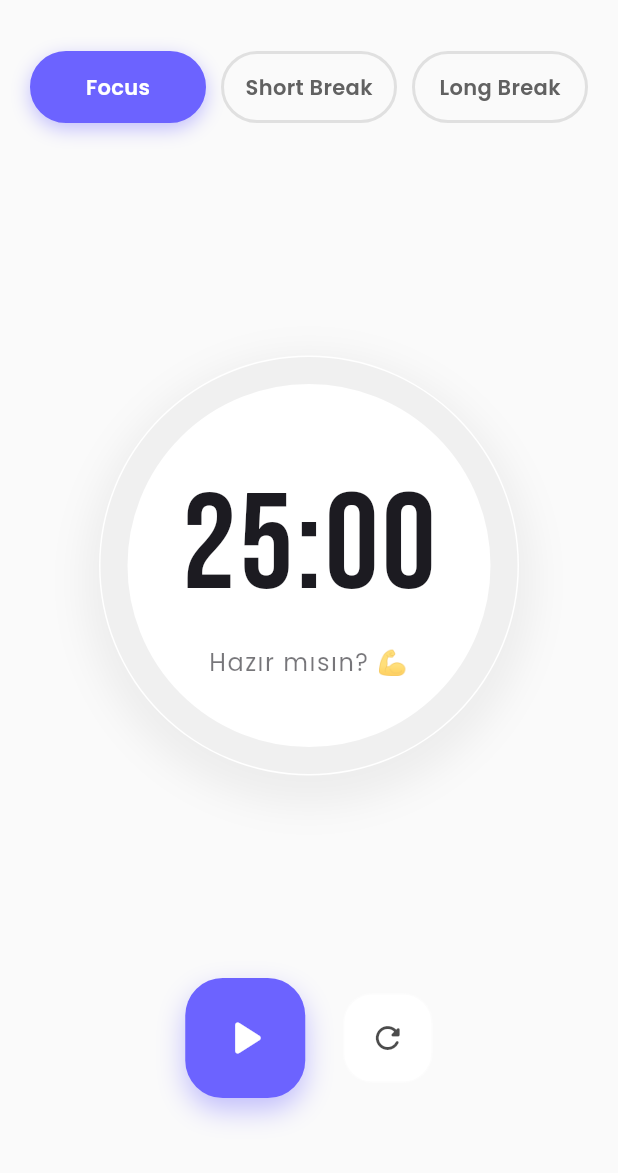
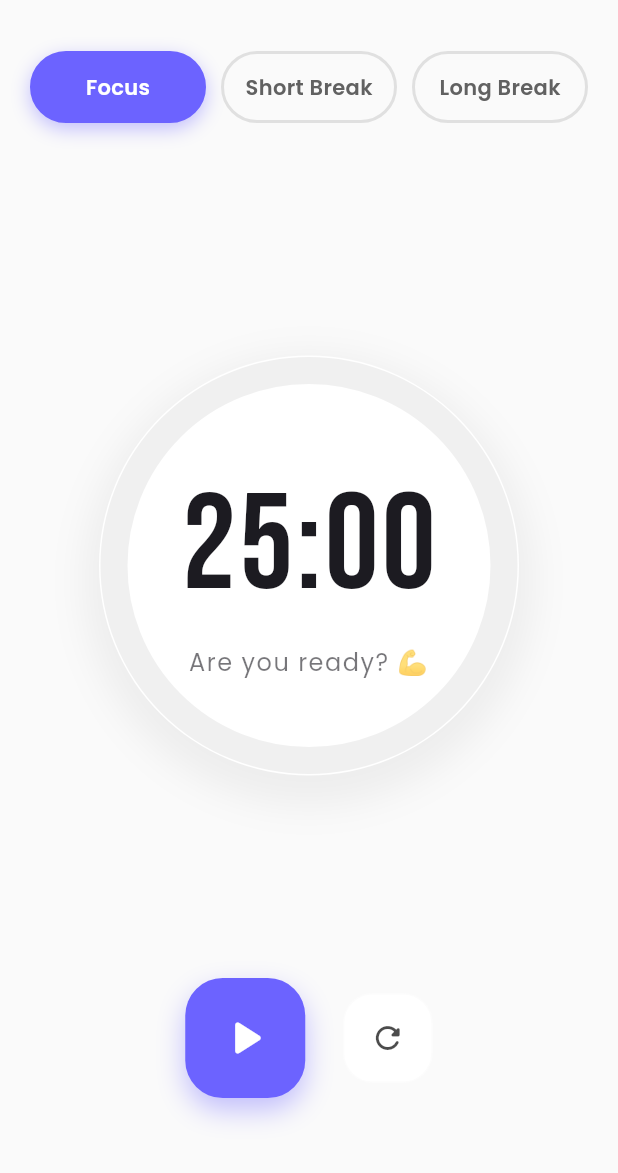
Before and after one commit to HarunMercan1/pomodoro_app, a Flutter app: the screen it shows after launch, after a tap on the "play arrow" icon, after a tap on the "refresh" icon, on a phone screen of 412 x 824 dp, the part 63-1236 px from its top. Run offline on Flutter 3.47's test engine with Material 3 defaults, Android fonts, the phone set to English and light mode, and no system bars; our stand-ins replace audioplayers, confetti, easy_localization, google_fonts, shared_preferences.

Commit message:
fix: implement localized keys for dynamic quotes in timer provider

```diff
--- a/assets/translations/en.json
+++ b/assets/translations/en.json
@@ -3,7 +3,7 @@
   "focus": "Focus",
   "short_break": "Short Break",
   "long_break": "Long Break",
-  "ready": "Are you ready?",
+  "ready": "Are you ready? 💪",
   "start_message": "Let's Go! 🚀",
   "congrats": "Congrats! 🎉",
   "new_goal": "New Goal 🎯",
@@ -13,5 +13,13 @@
   "language_label": "Language",
   "classic_bell": "Classic Bell",
   "digital": "Digital",
-  "alarm": "Alarm"
+  "alarm": "Alarm",
+  "quote_1": "Well begun is half done!",
+  "quote_2": "You will do great things today.",
+  "quote_3": "Focus and succeed.",
+  "quote_4": "Work for your dreams.",
+  "quote_5": "Never give up!",
+  "quote_6": "Your future self will thank you.",
+  "quote_7": "Just a little more effort!",
+  "quote_8": "Just do it!"
 }
--- a/lib/providers/settings_provider.dart
+++ b/lib/providers/settings_provider.dart
@@ -1,40 +1,56 @@
 import 'package:flutter/material.dart';
-import 'package:audioplayers/audioplayers.dart'; // <--- 1. YENİ KÜTÜPHANE
+import 'package:audioplayers/audioplayers.dart';
+import 'package:shared_preferences/shared_preferences.dart'; // <--- YENİ PAKET
 
 class SettingsProvider with ChangeNotifier {
   // Varsayılan Ayarlar
   bool _isDarkMode = false;
-  String _selectedSound = 'digital.mp3';
+  String _selectedSound = 'digital.mp3'; // Varsayılan ses
 
-  // <--- 2. YENİ: Ses çalma aleti (DJ Seti)
   final AudioPlayer _audioPlayer = AudioPlayer();
+  late SharedPreferences _prefs; // Not defterimiz
 
   // Getterlar
   bool get isDarkMode => _isDarkMode;
   String get selectedSound => _selectedSound;
 
-  // Ses Listesi
   final Map<String, String> soundOptions = {
     'bell.mp3': 'Klasik Zil',
     'digital.mp3': 'Dijital',
     'alarm.mp3': 'Alarm',
   };
 
+  // Constructor: Provider oluşturulduğu an hafızayı yükle
+  SettingsProvider() {
+    _loadSettings();
+  }
+
+  // 1. AYARLARI YÜKLEME (Hatırlama)
+  Future<void> _loadSettings() async {
+    _prefs = await SharedPreferences.getInstance();
+
+    // Defterden oku, eğer kayıt yoksa varsayılanı (?? false) kullan
+    _isDarkMode = _prefs.getBool('isDarkMode') ?? false;
+    _selectedSound = _prefs.getString('selectedSound') ?? 'digital.mp3';
+
+    notifyListeners(); // Ekranı güncelle
+  }
+
+  // 2. TEMA DEĞİŞTİRME VE KAYDETME
   void toggleTheme(bool value) {
     _isDarkMode = value;
+    _prefs.setBool('isDarkMode', value); // Deftere yaz
     notifyListeners();
   }
 
-  // <--- 3. GÜNCELLENEN KISIM: Hem ayarla hem çal
+  // 3. SES DEĞİŞTİRME VE KAYDETME
   Future<void> setSound(String soundPath) async {
     _selectedSound = soundPath;
-    notifyListeners(); // Arayüzü güncelle (Dropdown değişsin)
+    _prefs.setString('selectedSound', soundPath); // Deftere yaz
+    notifyListeners();
 
-    // Önceki ses çalıyorsa sustur, karışıklık olmasın
+    // Sesi önizle (Çal)
     await _audioPlayer.stop();
-
-    // Yeni seçilen sesi çal (Önizleme)
-    // Not: 'sounds/' klasöründe olduğunu belirtiyoruz
     await _audioPlayer.play(AssetSource('sounds/$soundPath'));
   }
 }
--- a/lib/providers/timer_provider.dart
+++ b/lib/providers/timer_provider.dart
@@ -1,106 +1,120 @@
 import 'dart:async';
-import 'dart:math'; // <--- Random için gerekli
+import 'dart:math'; // Rastgele seçim için
 import 'package:flutter/material.dart';
-import 'package:audioplayers/audioplayers.dart';
+import 'package:audioplayers/audioplayers.dart'; // Ses çalmak için
 
 class TimerProvider with ChangeNotifier {
+  // Varsayılan Süreler
   static const int defaultWorkTime = 25;
   static const int defaultShortBreak = 5;
   static const int defaultLongBreak = 15;
 
+  // Değişkenler
   int _remainingSeconds = defaultWorkTime * 60;
   int _selectedTimeInMinutes = defaultWorkTime;
 
-  // YENİ: Başlangıç mesajımız
-  String _currentMotivation = "Hadi Başlayalım! 🚀";
+  // Başlangıç mesajımız artık bir ANAHTAR (JSON'dan okunacak)
+  String _currentMotivation = "start_message";
 
   Timer? _timer;
   bool _isRunning = false;
+
+  // Ses Oynatıcı
   final AudioPlayer _audioPlayer = AudioPlayer();
 
+  // Getterlar (Dışarıdan okuma yapmak için)
   int get remainingSeconds => _remainingSeconds;
   bool get isRunning => _isRunning;
-  String get currentMotivation => _currentMotivation; // <--- Dışarıya açtık
-
-  // Hangi sürenin seçili olduğunu dışarıya söyleyen değişken
+  String get currentMotivation => _currentMotivation;
   int get currentDuration => _selectedTimeInMinutes;
 
-  // İlerleme çubuğu
+  // İlerleme Çubuğu Hesaplama (0.0 ile 1.0 arası)
   double get progress {
     if (_selectedTimeInMinutes == 0) return 0;
     int totalSeconds = _selectedTimeInMinutes * 60;
     return 1 - (_remainingSeconds / totalSeconds);
   }
 
+  // Zamanı Formatlama (Örn: 24:59)
   String get timeLeftString {
     int minutes = _remainingSeconds ~/ 60;
     int seconds = _remainingSeconds % 60;
     return '${minutes.toString().padLeft(2, '0')}:${seconds.toString().padLeft(2, '0')}';
   }
 
-  // --- SÖZ BANKASI ---
+  // --- SÖZ BANKASI (JSON Anahtarları) ---
   final List<String> _quotes = [
-    "Başlamak bitirmenin yarısıdır!",
-    "Bugün harika işler çıkaracaksın.",
-    "Odaklan ve başar.",
-    "Hayallerin için çalış.",
-    "Asla pes etme!",
-    "Gelecekteki sen sana teşekkür edecek.",
-    "Biraz daha gayret!",
-    "Sadece yap!",
+    "quote_1",
+    "quote_2",
+    "quote_3",
+    "quote_4",
+    "quote_5",
+    "quote_6",
+    "quote_7",
+    "quote_8",
   ];
 
+  // Rastgele bir söz anahtarı seçen fonksiyon
   void _changeQuote() {
-    // Listeden rastgele bir söz seç
     _currentMotivation = _quotes[Random().nextInt(_quotes.length)];
   }
 
+  // --- FONKSİYONLAR ---
+
+  // Sayacı Başlat
   void startTimer(String soundPath) {
-    if (_timer != null) return;
+    if (_timer != null) return; // Zaten çalışıyorsa işlem yapma
 
-    _changeQuote(); // <--- Başlarken gaz ver!
+    _changeQuote(); // Başlarken rastgele bir söz seç (Örn: quote_3)
     notifyListeners();
 
-    _timer = Timer.periodic(const Duration(milliseconds: 1), (timer) async {
+    _timer = Timer.periodic(const Duration(seconds: 1), (timer) async {
       if (_remainingSeconds > 0) {
         _remainingSeconds--;
         _isRunning = true;
         notifyListeners();
       } else {
+        // --- SÜRE BİTTİ ---
         stopTimer(reset: false);
         _isRunning = false;
-        _currentMotivation = "Tebrikler! 🎉"; // <--- Bitince kutla
+        _currentMotivation = "congrats"; // "Tebrikler" anahtarı
 
+        // Sesi Çal
         try {
+          // soundPath örneğin 'bell.mp3' olarak gelir, biz yolunu tamamlarız
           await _audioPlayer.play(AssetSource('sounds/$soundPath'));
         } catch (e) {
-          print("Hata: $e");
+          debugPrint("Ses çalma hatası: $e");
         }
+
         notifyListeners();
       }
     });
   }
 
+  // Sayacı Durdur
   void stopTimer({bool reset = true}) {
     _timer?.cancel();
     _timer = null;
-    _audioPlayer.stop();
+    _audioPlayer.stop(); // Sesi de sustur
     _isRunning = false;
     notifyListeners();
   }
 
+  // Sayacı Sıfırla
   void resetTimer() {
     stopTimer();
     _remainingSeconds = _selectedTimeInMinutes * 60;
-    _currentMotivation = "Hazır mısın? 💪"; // <--- Sıfırlanınca sor
+    _currentMotivation = "ready"; // "Hazır mısın?" anahtarı
     notifyListeners();
   }
 
+  // Süreyi Değiştir (Focus / Short Break / Long Break butonları için)
   void setTime(int minutes) {
     stopTimer();
     _selectedTimeInMinutes = minutes;
     _remainingSeconds = minutes * 60;
-    _currentMotivation = "Yeni Hedef Belirlendi 🎯"; // <--- Süre değişince
+    _currentMotivation = "new_goal"; // "Yeni Hedef" anahtarı
     notifyListeners();
   }
 }
--- a/lib/screens/home_screen.dart
+++ b/lib/screens/home_screen.dart
@@ -2,12 +2,12 @@ import 'package:flutter/material.dart';
 import 'package:google_fonts/google_fonts.dart';
 import 'package:provider/provider.dart';
 import 'package:confetti/confetti.dart';
-import 'dart:math'; // Yıldız çizimi için
+import 'dart:math';
 import '../providers/timer_provider.dart';
 import '../providers/settings_provider.dart';
 import '../screens/settings_screen.dart';
 import '../widgets/time_option_button.dart';
-import 'package:easy_localization/easy_localization.dart'; // <--- BUNU EKLE
+import 'package:easy_localization/easy_localization.dart';
 
 class HomeScreen extends StatefulWidget {
   const HomeScreen({super.key});
@@ -161,7 +161,7 @@ class _HomeScreenState extends State<HomeScreen> {
                       Padding(
                         padding: const EdgeInsets.symmetric(horizontal: 20), // Çok uzun söz olursa kenarlara yapışmasın
                         child: Text(
-                          timerProvider.currentMotivation, // <--- ARTIK BURASI DEĞİŞKEN
+                          timerProvider.currentMotivation.tr(), // <--- ARTIK BURASI DEĞİŞKEN
                           textAlign: TextAlign.center, // Uzun söz olursa ortalasın
                           style: GoogleFonts.poppins(
                             fontSize: 16,
--- a/pubspec.yaml
+++ b/pubspec.yaml
@@ -39,6 +39,7 @@ dependencies:
   audioplayers: ^6.5.1
   confetti: ^0.8.0
   easy_localization: ^3.0.8
+  shared_preferences: ^2.5.3
 
 dev_dependencies:
   flutter_test:
```
Also changed, not shown: assets/translations/tr.json (+10 -2 lines), pubspec.lock.
